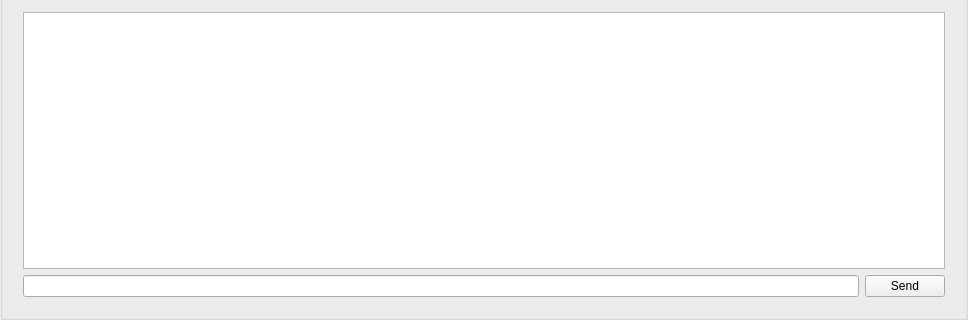
Before: the Qt Designer form Jobs-of-SoftwareEngineer/Scut/comment.ui in CSLP/CPP, drawn with Qt 5; both pictures show x 0 to 968 and y 370 to 690 of the 968 by 690 pixel window.
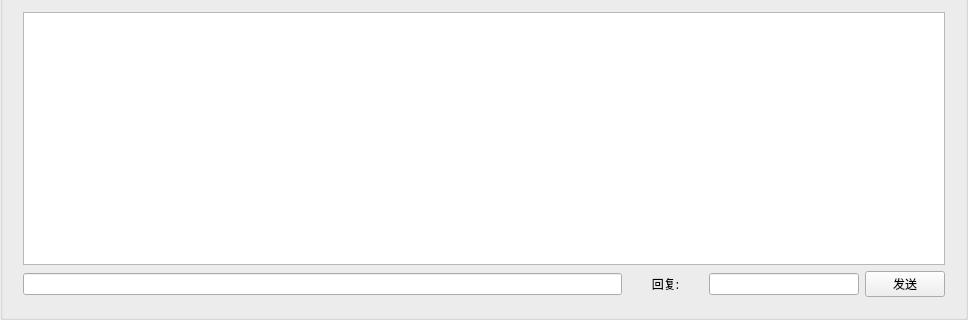
After: the same form once the commit is applied.

```diff
--- a/Jobs-of-SoftwareEngineer/Scut/comment.ui
+++ b/Jobs-of-SoftwareEngineer/Scut/comment.ui
@@ -94,14 +94,32 @@
        <widget class="QTextBrowser" name="repTextBrowser"/>
       </item>
       <item>
-       <layout class="QHBoxLayout" name="horizontalLayout_2">
+       <layout class="QHBoxLayout" name="horizontalLayout_2" stretch="8,1,2,1">
         <item>
-         <widget class="QLineEdit" name="lineEdit"/>
+         <widget class="QLineEdit" name="contentLineEdit"/>
+        </item>
+        <item>
+         <widget class="QLabel" name="label">
+          <property name="font">
+           <font>
+            <family>FZHei-B01</family>
+           </font>
+          </property>
+          <property name="text">
+           <string>回复:</string>
+          </property>
+          <property name="alignment">
+           <set>Qt::AlignCenter</set>
+          </property>
+         </widget>
+        </item>
+        <item>
+         <widget class="QLineEdit" name="toLineEdit"/>
         </item>
         <item>
          <widget class="QPushButton" name="sendPushButton">
           <property name="text">
-           <string>Send</string>
+           <string>发送</string>
           </property>
          </widget>
         </item>
```
